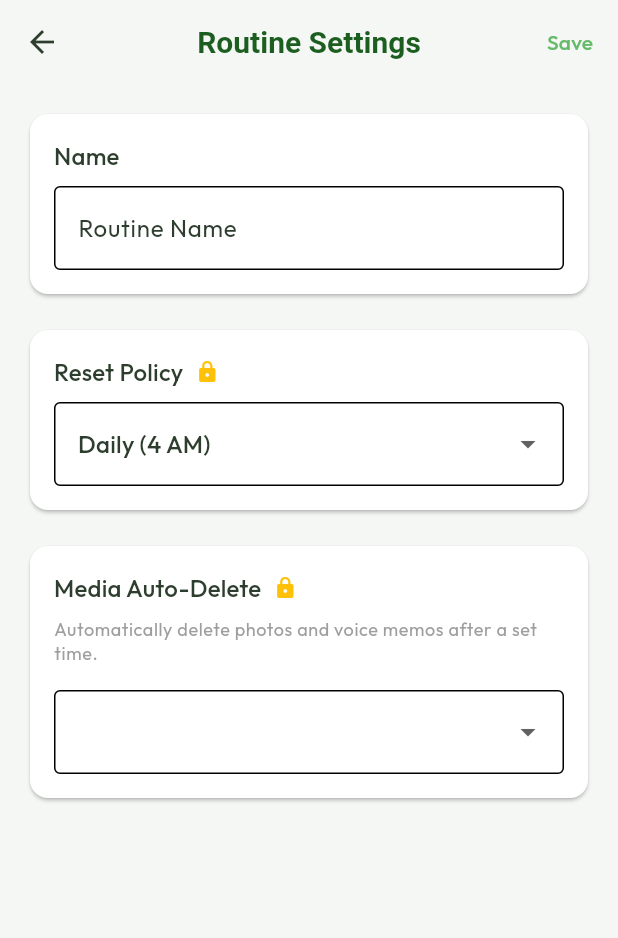
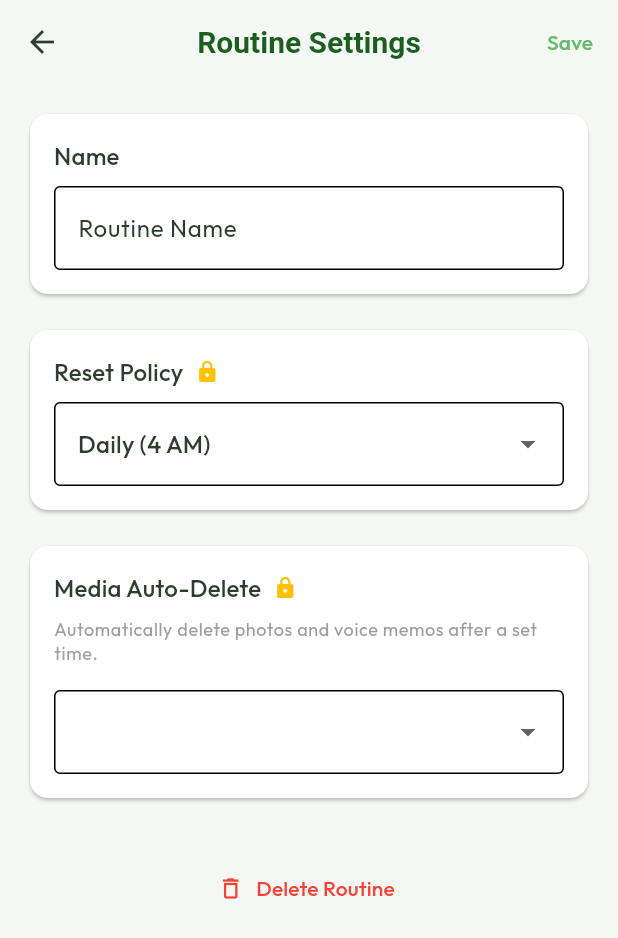
Before and after one commit to YasineNifa/Lockt, a Flutter app: the RoutineSettingsScreen screen opened directly with empty values, on a phone screen of 412 x 824 dp. Shown: the top 938 px of the screen. Run offline on Flutter 3.47's test engine with Material 3 defaults, Android fonts, the phone set to English and light mode, and no system bars; our stand-ins replace audioplayers, camera, confetti, google_fonts, hive, hive_flutter and 1 more; missing offline and left inert: home_widget, record; accounts and stored records are empty.

Commit message:
feat: Add a delete routine button with confirmation dialog to the routine settings screen.

```diff
--- a/lib/screens/routine_settings_screen.dart
+++ b/lib/screens/routine_settings_screen.dart
@@ -211,6 +211,41 @@ class _RoutineSettingsScreenState extends State<RoutineSettingsScreen> {
               ),
             ),
           ),
+          const SizedBox(height: 32),
+
+          // Delete Routine Button
+          Center(
+            child: TextButton.icon(
+              onPressed: () {
+                showDialog(
+                  context: context,
+                  builder: (context) => AlertDialog(
+                    title: const Text('Delete Routine?'),
+                    content: Text('Are you sure you want to delete "${widget.routine.name}"? This action cannot be undone.'),
+                    actions: [
+                      TextButton(
+                        onPressed: () => Navigator.pop(context),
+                        style: TextButton.styleFrom(foregroundColor: Colors.black),
+                        child: const Text('Cancel'),
+                      ),
+                      FilledButton(
+                        onPressed: () {
+                          context.read<RoutineProvider>().deleteRoutine(widget.routine);
+                          Navigator.pop(context); // Close dialog
+                          Navigator.pop(context); // Close settings
+                        },
+                        style: FilledButton.styleFrom(backgroundColor: Theme.of(context).colorScheme.error),
+                        child: const Text('Delete'),
+                      ),
+                    ],
+                  ),
+                );
+              },
+              icon: const Icon(Icons.delete_outline, color: Colors.red),
+              label: const Text('Delete Routine', style: TextStyle(color: Colors.red)),
+            ),
+          ),
+          const SizedBox(height: 32),
         ],
       ),
     );
```
